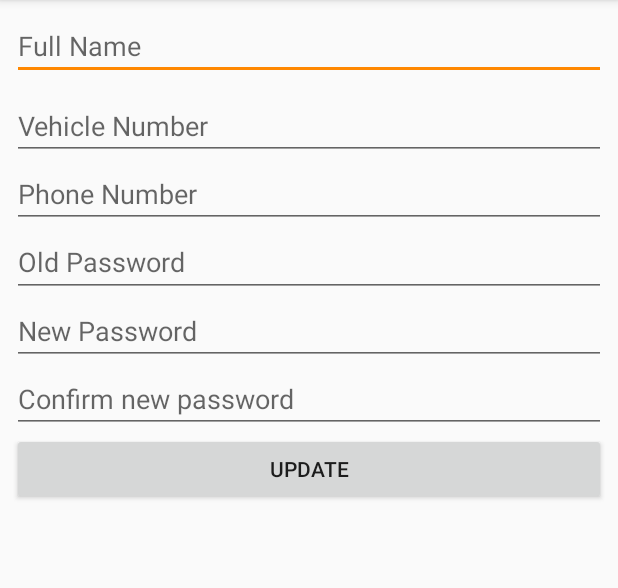
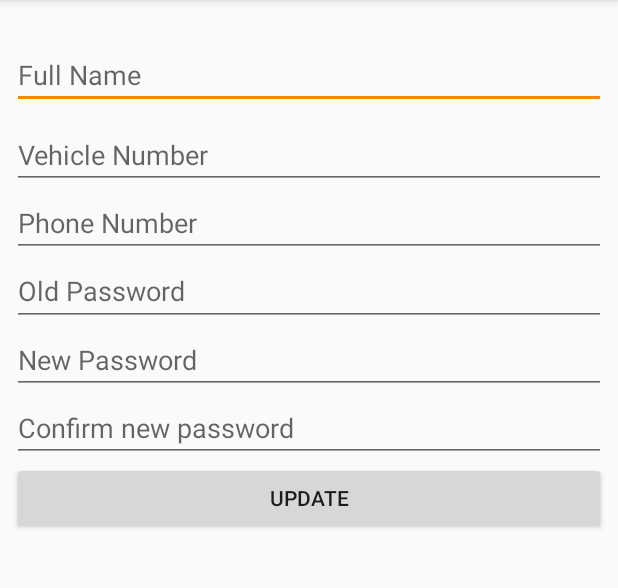
Before and after one commit to francopiloto/ParkingTicket, an Android app: the UpdateProfileActivity screen opened directly, with no data from a screen before it, on a phone screen of 412 x 824 dp, the part 84-672 px from its top. Run offline under Robolectric (Android 15) with nearby library versions, the phone set to English and light mode, and no system bars; 4 statements that could not run were skipped.

Commit message:
finish UpdateProfile Activity

```diff
--- a/app/src/main/java/com/example/macstudent/parkingticket/UpdateProfileActivity.java
+++ b/app/src/main/java/com/example/macstudent/parkingticket/UpdateProfileActivity.java
@@ -1,13 +1,146 @@
 package com.example.macstudent.parkingticket;
 
+import android.content.DialogInterface;
+import android.content.Intent;
+import android.support.v7.app.AlertDialog;
 import android.support.v7.app.AppCompatActivity;
 import android.os.Bundle;
+import android.view.View;
+import android.widget.Button;
+import android.widget.EditText;
+import android.widget.TextView;
 
-public class UpdateProfileActivity extends AppCompatActivity {
+import com.example.macstudent.parkingticket.db.AppDataBase;
+import com.example.macstudent.parkingticket.model.User;
+import com.example.macstudent.parkingticket.util.Utils;
+
+public class UpdateProfileActivity extends AppCompatActivity
+{
+    private TextView txtEmail;
+    private EditText edtFullName;
+    private EditText edtVehicleNumber;
+    private EditText edtPhone;
+    private EditText edtOldPassword;
+    private EditText edtNewPassword;
+    private EditText edtConfirmPassword;
+
+    private Button btnUpdate;
+
+    private User user;
 
     @Override
-    protected void onCreate(Bundle savedInstanceState) {
+    protected void onCreate(Bundle savedInstanceState)
+    {
         super.onCreate(savedInstanceState);
         setContentView(R.layout.activity_update_profile);
+
+        user = LoginActivity.getAuthenticatedUser();
+
+        txtEmail = findViewById(R.id.txtEmail);
+        txtEmail.setText(user.getEmail());
+
+        edtFullName = findViewById(R.id.edtFullName);
+        edtFullName.setText(user.getFullName());
+
+        edtVehicleNumber = findViewById(R.id.edtVehicleNumber);
+        edtVehicleNumber.setText(user.getVehicleNumber());
+
+        edtPhone = findViewById(R.id.edtPhone);
+        edtPhone.setText(user.getPhone());
+
+        edtOldPassword = findViewById(R.id.edtOldPassword);
+        edtNewPassword = findViewById(R.id.edtNewPassword);
+        edtConfirmPassword = findViewById(R.id.edtConfirmPassword);
+
+        btnUpdate = findViewById(R.id.btnUpdate);
+        btnUpdate.setOnClickListener(new View.OnClickListener()
+        {
+            @Override
+            public void onClick(View view) {
+                updateProfile();
+            }
+        });
+    }
+
+    private void updateProfile()
+    {
+        if (Utils.isEmpty(edtFullName))
+        {
+            edtFullName.setError("Please enter the Full Name.");
+            return;
+        }
+
+        if (Utils.isEmpty(edtVehicleNumber))
+        {
+            edtVehicleNumber.setError("Please enter a valid vehicle number.");
+            return;
+        }
+
+        if (Utils.isEmpty(edtPhone))
+        {
+            edtPhone.setError("Please enter the Phone Number.");
+            return;
+        }
+
+        if (!Utils.isEmpty(edtOldPassword) || !Utils.isEmpty(edtNewPassword) || !Utils.isEmpty(edtConfirmPassword))
+        {
+            if (Utils.isEmpty(edtOldPassword))
+            {
+                edtOldPassword.setError("Please enter the old password.");
+                return;
+            }
+
+            if (Utils.isEmpty(edtNewPassword))
+            {
+                edtNewPassword.setError("Please enter the new password.");
+                return;
+            }
+
+            if (Utils.isEmpty(edtConfirmPassword))
+            {
+                edtConfirmPassword.setError("Please enter the confirmation password.");
+                return;
+            }
+
+            String oldPassword = edtOldPassword.getText().toString();
+
+            if (!oldPassword.equals(user.getPassword()))
+            {
+                edtOldPassword.setError("Invalid password.");
+                return;
+            }
+
+            String newPassword = edtNewPassword.getText().toString();
+            String confirmPassword = edtConfirmPassword.getText().toString();
+
+            if (!confirmPassword.equals(newPassword))
+            {
+                edtConfirmPassword.setError("New password and confirmation don't match");
+                return;
+            }
+
+            user.setPassword(newPassword);
+        }
+
+        user.setFullName(edtFullName.getText().toString());
+        user.setPhone(edtPhone.getText().toString());
+        user.setVehicleNumber(edtVehicleNumber.getText().toString());
+
+        AppDataBase database = AppDataBase.getAppDataBase(this);
+        database.userDao().update(user);
+
+        AlertDialog.Builder builder = new AlertDialog.Builder(this);
+        builder.setTitle("Profile Update");
+        builder.setMessage("User information successfully updated.");
+        builder.setCancelable(false);
+        builder.setIcon(android.R.drawable.ic_menu_info_details);
+        builder.setPositiveButton("Ok", new DialogInterface.OnClickListener()
+        {
+            public void onClick(DialogInterface dialog, int which){
+                startActivity(new Intent(UpdateProfileActivity.this, HomeActivity.class));
+            }
+        });
+
+        builder.show();
     }
 }
--- a/app/src/main/res/layout/activity_update_profile.xml
+++ b/app/src/main/res/layout/activity_update_profile.xml
@@ -12,16 +12,15 @@
         android:layout_height="wrap_content"
         android:layout_marginEnd="8dp"
         android:layout_marginStart="8dp"
-        android:layout_marginTop="8dp"
         android:ems="10"
         android:hint="Full Name"
         android:inputType="textPersonName"
         app:layout_constraintEnd_toEndOf="parent"
         app:layout_constraintStart_toStartOf="parent"
-        app:layout_constraintTop_toTopOf="parent" />
+        app:layout_constraintTop_toBottomOf="@+id/txtEmail" />
 
     <EditText
-        android:id="@+id/edtvehicle"
+        android:id="@+id/edtVehicleNumber"
         android:layout_width="0dp"
         android:layout_height="wrap_content"
         android:layout_marginEnd="8dp"
@@ -35,7 +34,7 @@
         app:layout_constraintTop_toBottomOf="@+id/edtFullName" />
 
     <EditText
-        android:id="@+id/edtphone"
+        android:id="@+id/edtPhone"
         android:layout_width="0dp"
         android:layout_height="wrap_content"
         android:layout_marginEnd="8dp"
@@ -45,10 +44,10 @@
         android:inputType="phone"
         app:layout_constraintEnd_toEndOf="parent"
         app:layout_constraintStart_toStartOf="parent"
-        app:layout_constraintTop_toBottomOf="@+id/edtvehicle" />
+        app:layout_constraintTop_toBottomOf="@+id/edtVehicleNumber" />
 
     <EditText
-        android:id="@+id/edtoldpass"
+        android:id="@+id/edtOldPassword"
         android:layout_width="0dp"
         android:layout_height="46dp"
         android:layout_marginEnd="8dp"
@@ -58,10 +57,10 @@
         android:inputType="textPassword"
         app:layout_constraintEnd_toEndOf="parent"
         app:layout_constraintStart_toStartOf="parent"
-        app:layout_constraintTop_toBottomOf="@+id/edtphone" />
+        app:layout_constraintTop_toBottomOf="@+id/edtPhone" />
 
     <EditText
-        android:id="@+id/edtnewpass"
+        android:id="@+id/edtNewPassword"
         android:layout_width="0dp"
         android:layout_height="wrap_content"
         android:layout_marginEnd="8dp"
@@ -71,10 +70,10 @@
         android:inputType="textPassword"
         app:layout_constraintEnd_toEndOf="parent"
         app:layout_constraintStart_toStartOf="parent"
-        app:layout_constraintTop_toBottomOf="@+id/edtoldpass" />
+        app:layout_constraintTop_toBottomOf="@+id/edtOldPassword" />
 
     <EditText
-        android:id="@+id/edtnewpass2"
+        android:id="@+id/edtConfirmPassword"
         android:layout_width="0dp"
         android:layout_height="wrap_content"
         android:layout_marginEnd="8dp"
@@ -84,10 +83,10 @@
         android:inputType="textPassword"
         app:layout_constraintEnd_toEndOf="parent"
         app:layout_constraintStart_toStartOf="parent"
-        app:layout_constraintTop_toBottomOf="@+id/edtnewpass" />
+        app:layout_constraintTop_toBottomOf="@+id/edtNewPassword" />
 
     <Button
-        android:id="@+id/btnupdate"
+        android:id="@+id/btnUpdate"
         android:layout_width="0dp"
         android:layout_height="wrap_content"
         android:layout_marginEnd="8dp"
@@ -95,6 +94,19 @@
         android:text="UPDATE"
         app:layout_constraintEnd_toEndOf="parent"
         app:layout_constraintStart_toStartOf="parent"
-        app:layout_constraintTop_toBottomOf="@+id/edtnewpass2" />
+        app:layout_constraintTop_toBottomOf="@+id/edtConfirmPassword" />
+
+    <TextView
+        android:id="@+id/txtEmail"
+        android:layout_width="0dp"
+        android:layout_height="wrap_content"
+        android:layout_marginEnd="8dp"
+        android:layout_marginLeft="8dp"
+        android:layout_marginRight="8dp"
+        android:layout_marginStart="8dp"
+        android:layout_marginTop="8dp"
+        app:layout_constraintEnd_toEndOf="parent"
+        app:layout_constraintStart_toStartOf="parent"
+        app:layout_constraintTop_toTopOf="parent" />
 
 </android.support.constraint.ConstraintLayout>
```
